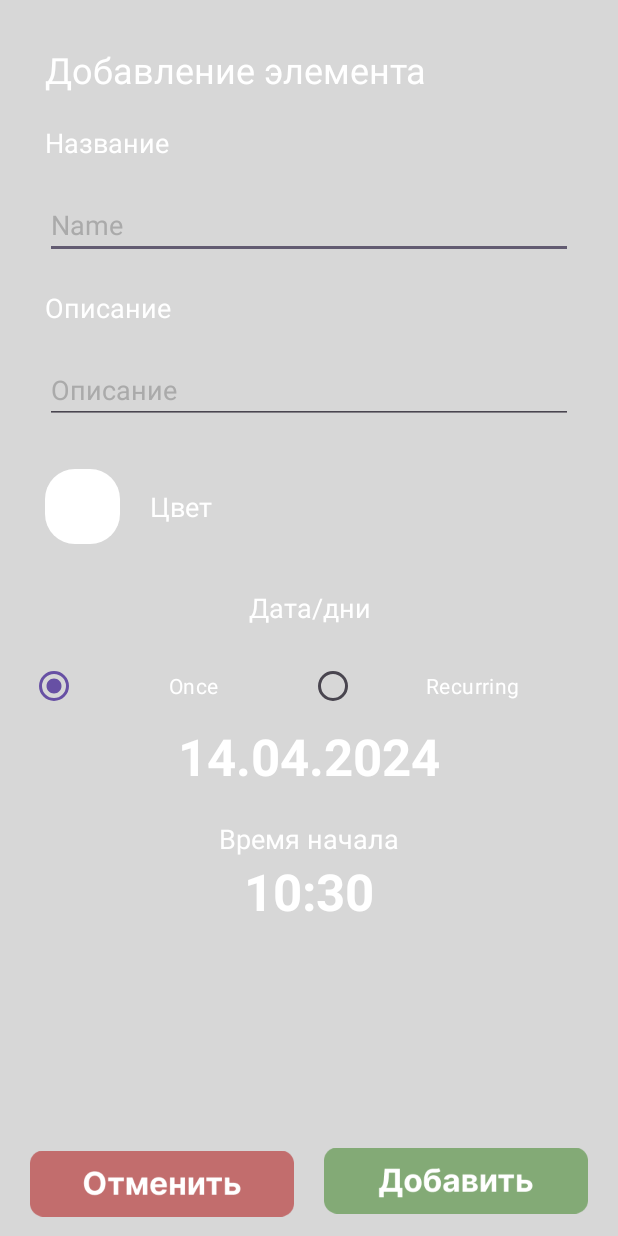
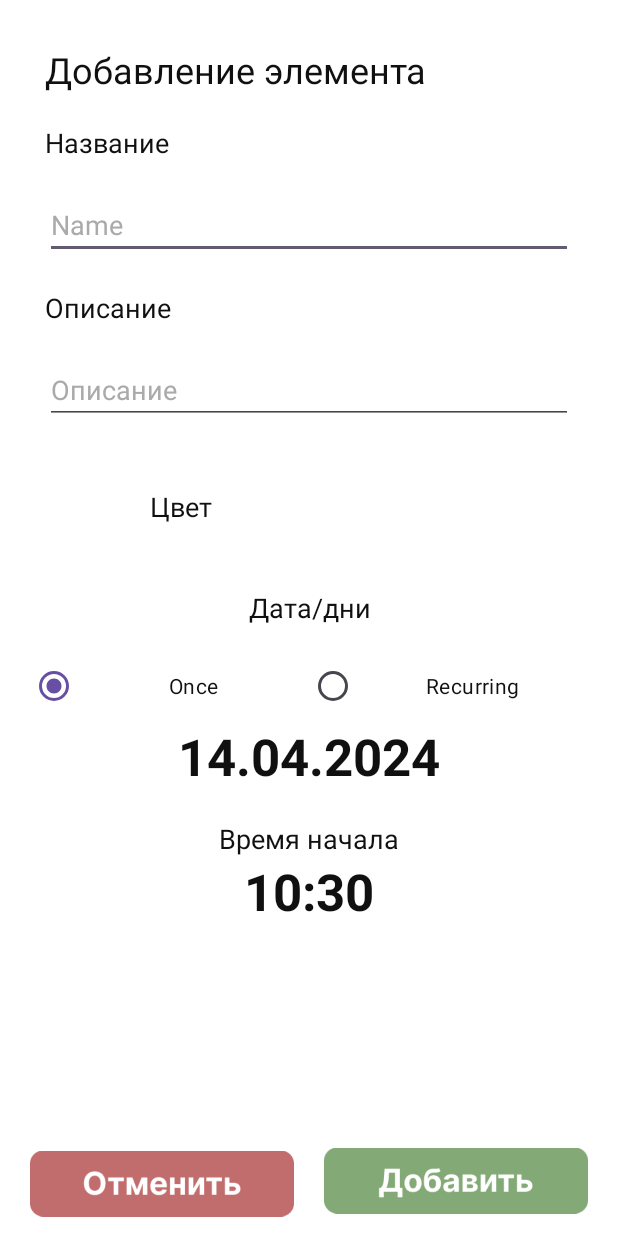
Before and after one commit to NI-Corp/NI-Organizer, an Android app: the AddTaskActivity screen opened directly, with no data from a screen before it, on a phone screen of 412 x 824 dp. Run offline under Robolectric (Android 15) with nearby library versions, the phone set to English and light mode, and no system bars.

Commit message:
add text theming in activity_add_task

```diff
--- a/app/src/main/res/layout/activity_add_task.xml
+++ b/app/src/main/res/layout/activity_add_task.xml
@@ -33,7 +33,7 @@
                 android:layout_marginStart="20dp"
                 android:layout_marginTop="20dp"
                 android:text="Добавление элемента"
-                android:textColor="#FFFFFF"
+                android:textColor="?attr/colorText"
                 android:textSize="24sp"
                 app:layout_constraintStart_toStartOf="parent"
                 app:layout_constraintTop_toTopOf="parent" />
@@ -45,7 +45,7 @@
                 android:layout_marginStart="20dp"
                 android:layout_marginTop="20dp"
                 android:text="Название"
-                android:textColor="#FFFFFF"
+                android:textColor="?attr/colorText"
                 android:textSize="18sp"
                 app:layout_constraintStart_toStartOf="parent"
                 app:layout_constraintTop_toBottomOf="@+id/titleTextView" />
@@ -73,7 +73,7 @@
                 android:layout_marginStart="20dp"
                 android:layout_marginTop="20dp"
                 android:text="Описание"
-                android:textColor="#FFFFFF"
+                android:textColor="?attr/colorText"
                 android:textSize="18sp"
                 app:layout_constraintStart_toStartOf="parent"
                 app:layout_constraintTop_toBottomOf="@+id/titleEditText" />
@@ -112,7 +112,7 @@
                 android:layout_height="wrap_content"
                 android:layout_marginStart="20dp"
                 android:text="Цвет"
-                android:textColor="#FFFFFF"
+                android:textColor="?attr/colorText"
                 android:textSize="18sp"
                 app:layout_constraintBottom_toBottomOf="@+id/colorItem"
                 app:layout_constraintStart_toEndOf="@+id/colorItem"
@@ -137,7 +137,7 @@
                     android:layout_weight="1"
                     android:text="Дата/дни"
                     android:textAlignment="center"
-                    android:textColor="#FFFFFF"
+                    android:textColor="?attr/colorText"
                     android:textSize="18sp" />
 
                 <RadioGroup
@@ -160,7 +160,7 @@
                         android:checked="true"
                         android:text="@string/once"
                         android:textAlignment="center"
-                        android:textColor="@color/white" />
+                        android:textColor="?attr/colorText" />
 
                     <RadioButton
                         android:id="@+id/radioButtonRecurring"
@@ -170,7 +170,7 @@
                         android:buttonTint="@color/white"
                         android:text="@string/recurring"
                         android:textAlignment="center"
-                        android:textColor="@color/white" />
+                        android:textColor="?attr/colorText" />
 
                 </RadioGroup>
 
@@ -181,7 +181,7 @@
                     android:layout_height="wrap_content"
                     android:text="1 января 2021"
                     android:textAlignment="center"
-                    android:textColor="#FFFFFF"
+                    android:textColor="?attr/colorText"
                     android:textSize="34sp"
                     android:textStyle="bold" />
 
@@ -201,42 +201,42 @@
                             android:id="@+id/checkboxSunday"
                             android:layout_width="wrap_content"
                             android:layout_height="wrap_content"
-                            android:textColor="@color/white"
+                            android:textColor="?attr/colorText"
                             android:text="@string/sunday" />
 
                         <CheckBox
                             android:id="@+id/checkboxMonday"
                             android:layout_width="wrap_content"
                             android:layout_height="wrap_content"
-                            android:textColor="@color/white"
+                            android:textColor="?attr/colorText"
                             android:text="@string/monday" />
 
                         <CheckBox
                             android:id="@+id/checkboxTuesday"
                             android:layout_width="wrap_content"
                             android:layout_height="wrap_content"
-                            android:textColor="@color/white"
+                            android:textColor="?attr/colorText"
                             android:text="@string/tuesday" />
 
                         <CheckBox
                             android:id="@+id/checkboxWednesday"
                             android:layout_width="wrap_content"
                             android:layout_height="wrap_content"
-                            android:textColor="@color/white"
+                            android:textColor="?attr/colorText"
                             android:text="@string/wednesday" />
 
                         <CheckBox
                             android:id="@+id/checkboxThursday"
                             android:layout_width="wrap_content"
                             android:layout_height="wrap_content"
-                            android:textColor="@color/white"
+                            android:textColor="?attr/colorText"
                             android:text="@string/thursday"/>
 
                         <CheckBox
                             android:id="@+id/checkboxFriday"
                             android:layout_width="wrap_content"
                             android:layout_height="wrap_content"
-                            android:textColor="@color/white"
+                            android:textColor="?attr/colorText"
                             android:text="@string/friday"/>
 
                         <CheckBox
@@ -269,7 +269,7 @@
                     android:layout_weight="1"
                     android:text="Время начала"
                     android:textAlignment="center"
-                    android:textColor="#FFFFFF"
+                    android:textColor="?attr/colorText"
                     android:textSize="18sp" />
 
                 <TextView
@@ -278,7 +278,7 @@
                     android:layout_height="wrap_content"
                     android:text="12 : 00"
                     android:textAlignment="center"
-                    android:textColor="#FFFFFF"
+                    android:textColor="?attr/colorText"
                     android:textSize="34sp"
                     android:textStyle="bold" />
 
--- a/app/src/main/res/values-night/themes.xml
+++ b/app/src/main/res/values-night/themes.xml
@@ -5,6 +5,6 @@
         <!-- Customize your dark theme here. -->
         <!-- <item name="colorPrimary">@color/my_dark_primary</item> -->
         <item name="colorBackground">@color/colorPrimaryDark</item>
-
+        <item name="colorText">@color/colorTextDark</item>
     </style>
 </resources>
--- a/app/src/main/res/values/colors.xml
+++ b/app/src/main/res/values/colors.xml
@@ -3,6 +3,8 @@
     <color name="black">#FF000000</color>
     <color name="white">#FFFFFFFF</color>
 
-    <color name="colorPrimaryLight">#FFD7D7D7</color>
+    <color name="colorPrimaryLight">#FFFFFF</color>
     <color name="colorPrimaryDark">#FF101010</color>
+    <color name="colorTextLight">#101010</color>
+    <color name="colorTextDark">#FFFFFF</color>
 </resources>
--- a/app/src/main/res/values/themes.xml
+++ b/app/src/main/res/values/themes.xml
@@ -1,10 +1,11 @@
 <resources xmlns:tools="http://schemas.android.com/tools">
     <!-- Base application theme. -->
     <attr name="colorBackground">#FF101010</attr>
+    <attr name="colorText">#FFFFFFFF</attr>
     <style name="Base.Theme.NIOrganizer" parent="Theme.Material3.DayNight.NoActionBar">
         <!-- Customize your light theme here. -->
          <item name="colorBackground">@color/colorPrimaryLight</item>
-
+         <item name="colorText">@color/colorTextLight</item>
     </style>
 
     <style name="Theme.NIOrganizer" parent="Base.Theme.NIOrganizer" />
```
